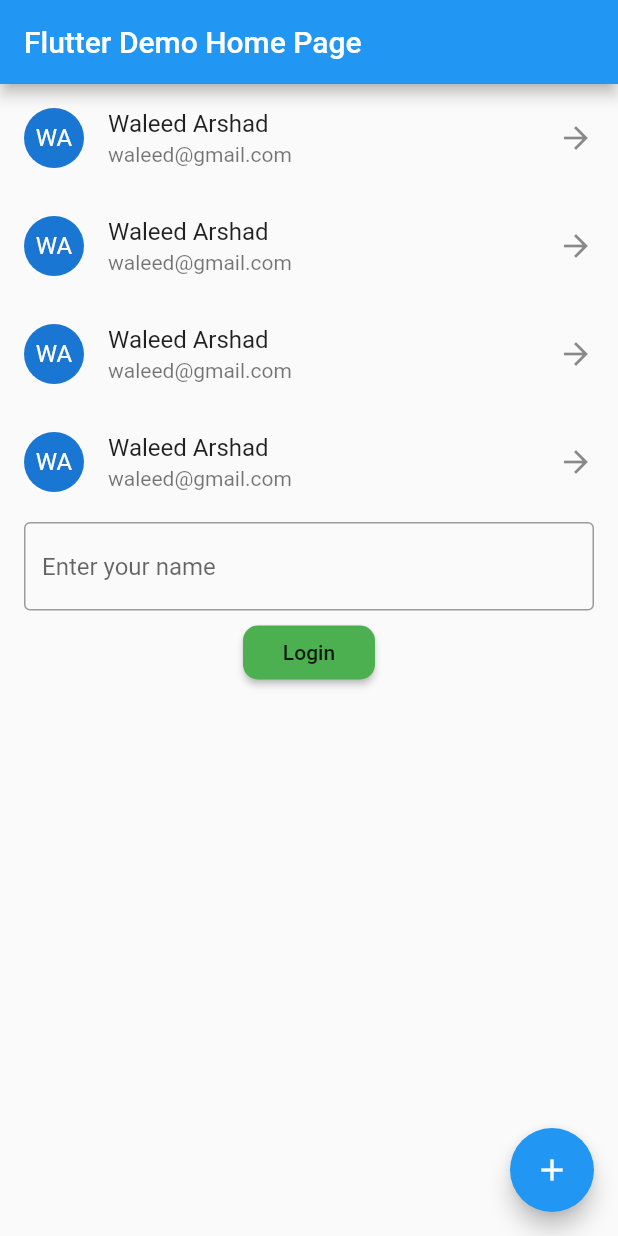
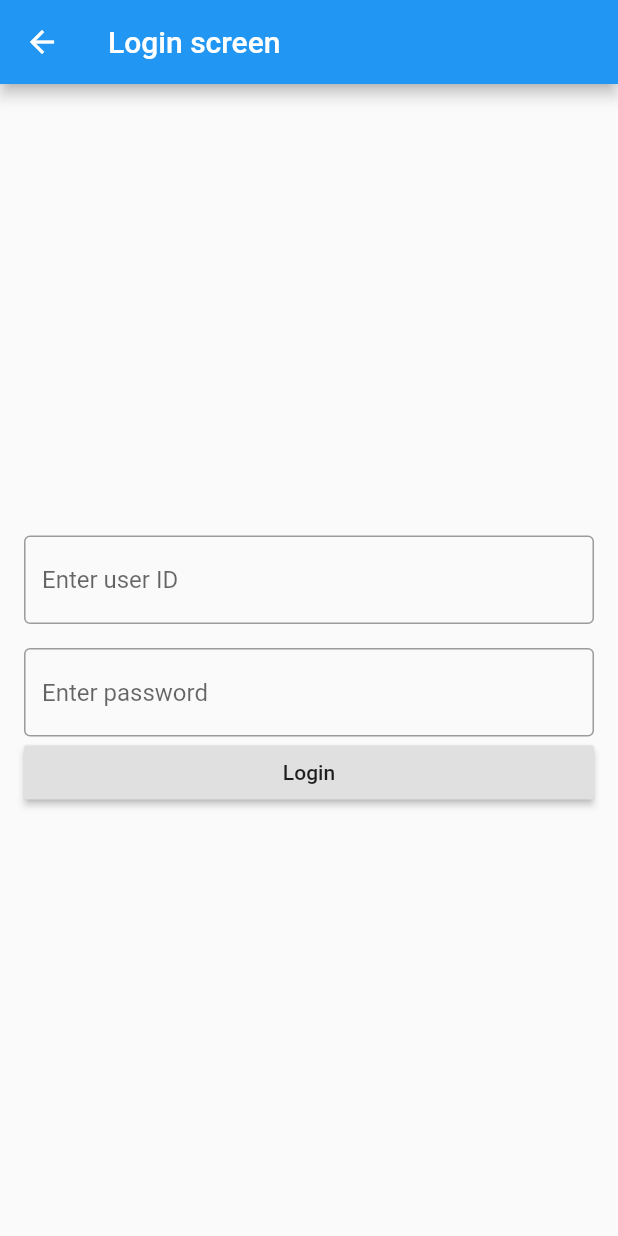
Before and after one commit to wal33d006/f10_bootcamp, a Flutter app: the screen it shows after launch, after a tap on the "add" icon, on a phone screen of 412 x 824 dp. Run offline on Flutter 3.47's test engine with Material 2 defaults, Android fonts, the phone set to English and light mode, and no system bars.

Commit message:
Add login screen. Add user info screen

```diff
--- /dev/null
+++ b/lib/login_screen.dart
@@ -0,0 +1,76 @@
+import 'package:f10_bootcamp/user_info.dart';
+import 'package:flutter/material.dart';
+
+class LoginScreen extends StatefulWidget {
+  @override
+  _LoginScreenState createState() => _LoginScreenState();
+}
+
+class _LoginScreenState extends State<LoginScreen> {
+  TextEditingController userIdController = TextEditingController();
+  TextEditingController passwordController = TextEditingController();
+
+  @override
+  Widget build(BuildContext context) {
+    return Scaffold(
+      appBar: AppBar(
+        title: Text('Login screen'),
+      ),
+      body: Center(
+        child: Column(
+          mainAxisAlignment: MainAxisAlignment.center,
+          children: [
+            Padding(
+              padding: const EdgeInsets.only(
+                left: 16.0,
+                right: 16.0,
+                top: 16.0,
+              ),
+              child: TextFormField(
+                controller: userIdController,
+                decoration: InputDecoration(
+                    border: OutlineInputBorder(), hintText: 'Enter user ID'),
+              ),
+            ),
+            Padding(
+              padding: const EdgeInsets.only(
+                left: 16.0,
+                right: 16.0,
+                top: 16.0,
+              ),
+              child: TextFormField(
+                controller: passwordController,
+                decoration: InputDecoration(
+                    border: OutlineInputBorder(), hintText: 'Enter password'),
+              ),
+            ),
+            Padding(
+              padding: const EdgeInsets.symmetric(horizontal: 16.0),
+              child: Row(
+                children: [
+                  Expanded(
+                    child: RaisedButton(
+                      child: Text('Login'),
+                      onPressed: () {
+                        print(userIdController.text);
+                        print(passwordController.text);
+
+                        Navigator.of(context).push(
+                          MaterialPageRoute(
+                            builder: (context) => UserInfo(
+                              userId: userIdController.text,
+                            ),
+                          ),
+                        );
+                      },
+                    ),
+                  ),
+                ],
+              ),
+            )
+          ],
+        ),
+      ),
+    );
+  }
+}
--- a/lib/main.dart
+++ b/lib/main.dart
@@ -1,3 +1,4 @@
+import 'package:f10_bootcamp/login_screen.dart';
 import 'package:flutter/material.dart';
 
 void main() {
@@ -29,6 +30,24 @@ class MyHomePage extends StatefulWidget {
 class _MyHomePageState extends State<MyHomePage> {
   int _counter = 0;
 
+  List<User> myUsers = [
+    User(
+      name: 'Waleed',
+      email: 'waleed@gmail.com',
+      phoneNumber: '03453535343',
+    ),
+    User(
+      name: 'Shakir',
+      email: 'shakir@gmail.com',
+      phoneNumber: '986457398457',
+    ),
+    User(
+      name: 'Hello World',
+      email: 'hello@gmail.com',
+      phoneNumber: '343457',
+    ),
+  ];
+
   void _incrementCounter() {
     setState(() {
       _counter++;
@@ -41,67 +60,35 @@ class _MyHomePageState extends State<MyHomePage> {
       appBar: AppBar(
         title: Text(widget.title),
       ),
-      body: Column(
-        children: <Widget>[
-          ListTile(
-            leading: CircleAvatar(
-              child: Text('WA'),
-            ),
-            title: Text('Waleed Arshad'),
-            subtitle: Text('waleed@gmail.com'),
-            trailing: Icon(Icons.arrow_forward),
-          ),
-          ListTile(
-            leading: CircleAvatar(
-              child: Text('WA'),
-            ),
-            title: Text('Waleed Arshad'),
-            subtitle: Text('waleed@gmail.com'),
-            trailing: Icon(Icons.arrow_forward),
-          ),
-          ListTile(
-            leading: CircleAvatar(
-              child: Text('WA'),
-            ),
-            title: Text('Waleed Arshad'),
-            subtitle: Text('waleed@gmail.com'),
-            trailing: Icon(Icons.arrow_forward),
-          ),
-          ListTile(
-            leading: CircleAvatar(
-              child: Text('WA'),
-            ),
-            title: Text('Waleed Arshad'),
-            subtitle: Text('waleed@gmail.com'),
-            trailing: Icon(Icons.arrow_forward),
-          ),
-          ListTile(
-            title: TextFormField(
-              decoration: InputDecoration(
-                border: OutlineInputBorder(),
-                hintText: 'Enter your name'
-              ),
-            ),
-          ),
-          RaisedButton(
-            onPressed: () {},
-            color: Colors.green,
-            shape: RoundedRectangleBorder(
-              borderRadius: BorderRadius.circular(10.0)
-            ),
-            child: Text('Login'),
-          ),
-//          Text(
-//            '$_counter',
-//            style: Theme.of(context).textTheme.headline4,
-//          ),
-        ],
+      body: ListView.builder(
+        itemCount: myUsers.length,
+        itemBuilder: (context, index) {
+          return ListTile(
+            title: Text(myUsers[index].name),
+            subtitle: Text(myUsers[index].email),
+            trailing: Text(myUsers[index].phoneNumber),
+          );
+        },
       ),
       floatingActionButton: FloatingActionButton(
-        onPressed: _incrementCounter,
+        onPressed: () {
+          Navigator.of(context).push(
+            MaterialPageRoute(
+              builder: (context) => LoginScreen(),
+            ),
+          );
+        },
         tooltip: 'Increment',
         child: Icon(Icons.add),
       ),
     );
   }
 }
+
+class User {
+  String name;
+  String email;
+  String phoneNumber;
+
+  User({this.email, this.name, this.phoneNumber});
+}
--- /dev/null
+++ b/lib/user_info.dart
@@ -0,0 +1,22 @@
+import 'package:flutter/material.dart';
+
+class UserInfo extends StatelessWidget {
+  final String userId;
+  UserInfo({this.userId});
+  @override
+  Widget build(BuildContext context) {
+    return Scaffold(
+      appBar: AppBar(
+        title: Text(this.userId),
+      ),
+      body: Column(
+        children: [
+          ListTile(
+            title: Text(this.userId),
+          )
+        ],
+      ),
+    );
+  }
+
+}
```
